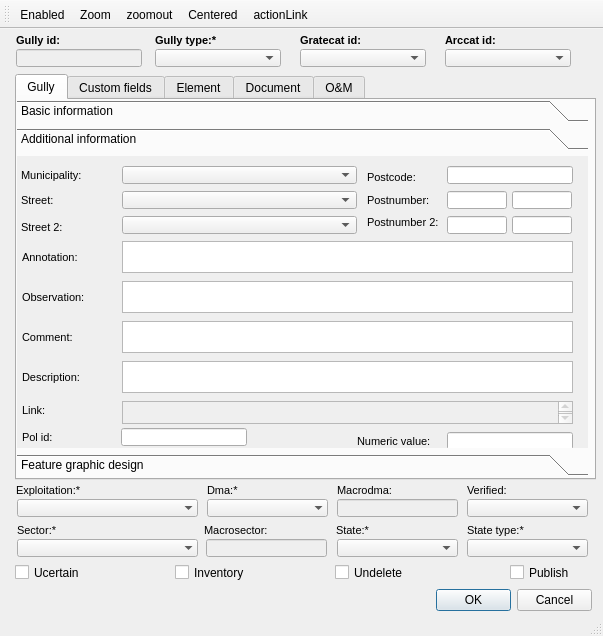
Giswater/giswater_qgis_plugin, file init_ui/ud_man_gully.ui: the form before one commit.
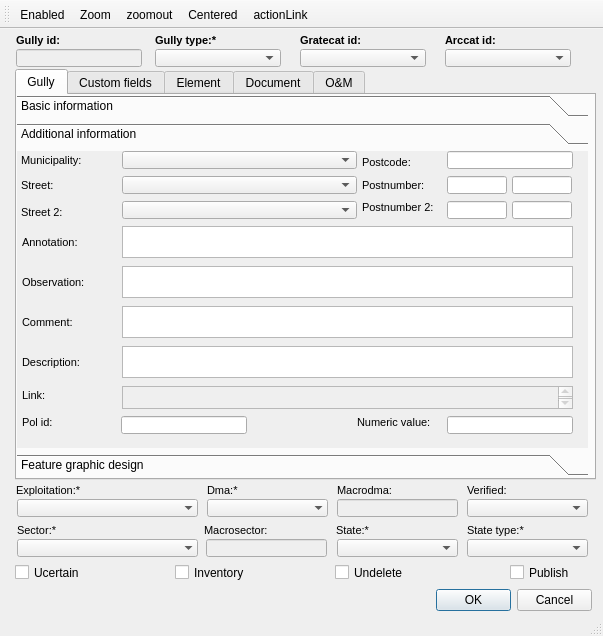
The form after the commit. The open tabs and pages were chosen to show the change. Icons and pictures are not drawn. Custom widgets are drawn as their Qt base class.

```diff
--- a/init_ui/ud_man_gully.ui
+++ b/init_ui/ud_man_gully.ui
@@ -123,9 +123,9 @@
     <property name="geometry">
      <rect>
       <x>15</x>
-      <y>45</y>
+      <y>40</y>
       <width>581</width>
-      <height>406</height>
+      <height>411</height>
      </rect>
     </property>
     <property name="currentIndex">
@@ -141,7 +141,7 @@
         <x>0</x>
         <y>0</y>
         <width>571</width>
-        <height>376</height>
+        <height>381</height>
        </rect>
       </property>
       <property name="currentIndex">
@@ -1296,8 +1296,8 @@
         <rect>
          <x>0</x>
          <y>0</y>
-         <width>98</width>
-         <height>28</height>
+         <width>571</width>
+         <height>288</height>
         </rect>
        </property>
        <attribute name="label">
@@ -1307,7 +1307,7 @@
         <property name="geometry">
          <rect>
           <x>4</x>
-          <y>60</y>
+          <y>50</y>
           <width>83</width>
           <height>22</height>
          </rect>
@@ -1343,7 +1343,7 @@
         <property name="geometry">
          <rect>
           <x>5</x>
-          <y>170</y>
+          <y>160</y>
           <width>90</width>
           <height>22</height>
          </rect>
@@ -1379,7 +1379,7 @@
         <property name="geometry">
          <rect>
           <x>4</x>
-          <y>33</y>
+          <y>23</y>
           <width>99</width>
           <height>22</height>
          </rect>
@@ -1415,7 +1415,7 @@
         <property name="geometry">
          <rect>
           <x>430</x>
-          <y>10</y>
+          <y>0</y>
           <width>126</width>
           <height>18</height>
          </rect>
@@ -1438,8 +1438,8 @@
        <widget class="QLabel" name="label_postcode">
         <property name="geometry">
          <rect>
-          <x>350</x>
-          <y>10</y>
+          <x>345</x>
+          <y>0</y>
           <width>83</width>
           <height>22</height>
          </rect>
@@ -1475,7 +1475,7 @@
         <property name="geometry">
          <rect>
           <x>430</x>
-          <y>276</y>
+          <y>265</y>
           <width>126</width>
           <height>18</height>
          </rect>
@@ -1488,7 +1488,7 @@
         <property name="geometry">
          <rect>
           <x>495</x>
-          <y>35</y>
+          <y>25</y>
           <width>60</width>
           <height>18</height>
          </rect>
@@ -1512,7 +1512,7 @@
         <property name="geometry">
          <rect>
           <x>4</x>
-          <y>8</y>
+          <y>-2</y>
           <width>90</width>
           <height>22</height>
          </rect>
@@ -1548,7 +1548,7 @@
         <property name="geometry">
          <rect>
           <x>105</x>
-          <y>10</y>
+          <y>0</y>
           <width>235</width>
           <height>18</height>
          </rect>
@@ -1563,7 +1563,7 @@
         <property name="geometry">
          <rect>
           <x>495</x>
-          <y>60</y>
+          <y>50</y>
           <width>60</width>
           <height>18</height>
          </rect>
@@ -1587,7 +1587,7 @@
         <property name="geometry">
          <rect>
           <x>105</x>
-          <y>60</y>
+          <y>50</y>
           <width>235</width>
           <height>18</height>
          </rect>
@@ -1601,8 +1601,8 @@
        <widget class="QLabel" name="label_postnumber">
         <property name="geometry">
          <rect>
-          <x>350</x>
-          <y>33</y>
+          <x>345</x>
+          <y>23</y>
           <width>83</width>
           <height>22</height>
          </rect>
@@ -1638,7 +1638,7 @@
         <property name="geometry">
          <rect>
           <x>340</x>
-          <y>274</y>
+          <y>260</y>
           <width>90</width>
           <height>22</height>
          </rect>
@@ -1674,7 +1674,7 @@
         <property name="geometry">
          <rect>
           <x>105</x>
-          <y>85</y>
+          <y>75</y>
           <width>451</width>
           <height>32</height>
          </rect>
@@ -1690,7 +1690,7 @@
         <property name="geometry">
          <rect>
           <x>5</x>
-          <y>243</y>
+          <y>233</y>
           <width>90</width>
           <height>22</height>
          </rect>
@@ -1726,7 +1726,7 @@
         <property name="geometry">
          <rect>
           <x>5</x>
-          <y>130</y>
+          <y>120</y>
           <width>90</width>
           <height>22</height>
          </rect>
@@ -1762,7 +1762,7 @@
         <property name="geometry">
          <rect>
           <x>5</x>
-          <y>90</y>
+          <y>80</y>
           <width>90</width>
           <height>22</height>
          </rect>
@@ -1798,7 +1798,7 @@
         <property name="geometry">
          <rect>
           <x>430</x>
-          <y>60</y>
+          <y>50</y>
           <width>60</width>
           <height>18</height>
          </rect>
@@ -1822,7 +1822,7 @@
         <property name="geometry">
          <rect>
           <x>105</x>
-          <y>35</y>
+          <y>25</y>
           <width>235</width>
           <height>18</height>
          </rect>
@@ -1837,7 +1837,7 @@
         <property name="geometry">
          <rect>
           <x>430</x>
-          <y>35</y>
+          <y>25</y>
           <width>60</width>
           <height>18</height>
          </rect>
@@ -1861,7 +1861,7 @@
         <property name="geometry">
          <rect>
           <x>105</x>
-          <y>125</y>
+          <y>115</y>
           <width>451</width>
           <height>32</height>
          </rect>
@@ -1870,8 +1870,8 @@
        <widget class="QLabel" name="label_postnumber2">
         <property name="geometry">
          <rect>
-          <x>350</x>
-          <y>55</y>
+          <x>345</x>
+          <y>45</y>
           <width>85</width>
           <height>22</height>
          </rect>
@@ -1907,7 +1907,7 @@
         <property name="geometry">
          <rect>
           <x>5</x>
-          <y>210</y>
+          <y>200</y>
           <width>91</width>
           <height>22</height>
          </rect>
@@ -1946,7 +1946,7 @@
         <property name="geometry">
          <rect>
           <x>105</x>
-          <y>245</y>
+          <y>235</y>
           <width>451</width>
           <height>23</height>
          </rect>
@@ -1956,7 +1956,7 @@
         <property name="geometry">
          <rect>
           <x>105</x>
-          <y>165</y>
+          <y>155</y>
           <width>451</width>
           <height>32</height>
          </rect>
@@ -1972,7 +1972,7 @@
         <property name="geometry">
          <rect>
           <x>105</x>
-          <y>205</y>
+          <y>195</y>
           <width>451</width>
           <height>32</height>
          </rect>
@@ -1982,7 +1982,7 @@
         <property name="geometry">
          <rect>
           <x>5</x>
-          <y>270</y>
+          <y>260</y>
           <width>90</width>
           <height>22</height>
          </rect>
@@ -2018,7 +2018,7 @@
         <property name="geometry">
          <rect>
           <x>104</x>
-          <y>272</y>
+          <y>265</y>
           <width>126</width>
           <height>18</height>
          </rect>
```
Left out of the diff: 6 changed lines with no effect on the pictures.
